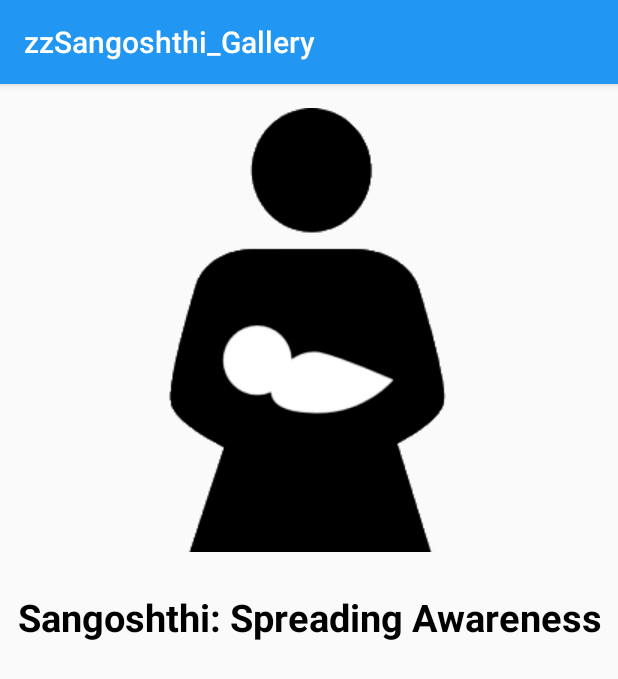
After one commit to varunj/Sangoshthi_Gallery, an Android app: the SplashScreenActivity screen opened directly, with no data from a screen before it, on a phone screen of 412 x 824 dp. The commit adds this screen. Shown: the top 679 px of the screen. Run offline under Robolectric (Android 15) with nearby library versions, the phone set to English and light mode, and no system bars; 1 statement that could not run was skipped.

Commit message:
Bugs Fixed 1

```diff
--- a/app/src/main/AndroidManifest.xml
+++ b/app/src/main/AndroidManifest.xml
@@ -11,13 +11,14 @@
         android:supportsRtl="true"
         android:theme="@style/AppTheme">
 
-        <activity android:name="io.gihub.varunj.sangoshthi_gallery.Activities.LoginActivity" android:screenOrientation="portrait">
+        <activity android:name="io.gihub.varunj.sangoshthi_gallery.Activities.SplashScreenActivity" android:screenOrientation="portrait">
             <intent-filter>
                 <action android:name="android.intent.action.MAIN"/>
                 <category android:name="android.intent.category.LAUNCHER"/>
             </intent-filter>
         </activity>
 
+        <activity android:name="io.gihub.varunj.sangoshthi_gallery.Activities.LoginActivity" android:screenOrientation="portrait"/>
         <activity android:name="io.gihub.varunj.sangoshthi_gallery.Activities.TopicsListActivity" android:screenOrientation="portrait"/>
         <activity android:name="io.gihub.varunj.sangoshthi_gallery.Activities.MediaListActivity" android:screenOrientation="portrait"/>
         <activity android:name="io.gihub.varunj.sangoshthi_gallery.MediaActivities.AudioVideoActivity" android:screenOrientation="landscape"/>
--- /dev/null
+++ b/app/src/main/java/io/gihub/varunj/sangoshthi_gallery/Activities/SplashScreenActivity.java
@@ -0,0 +1,34 @@
+package io.gihub.varunj.sangoshthi_gallery.Activities;
+
+import android.app.Activity;
+import android.content.Intent;
+import android.os.Bundle;
+import android.os.Handler;
+import android.support.v7.app.AppCompatActivity;
+
+import io.gihub.varunj.sangoshthi_gallery.R;
+
+/**
+ * Created by Varun Jain on 27-Sep-17.
+ */
+
+public class SplashScreenActivity extends AppCompatActivity {
+
+    private final int SPLASH_DISPLAY_LENGTH = 500;
+
+    @Override
+    protected void onCreate(Bundle savedInstanceState) {
+        super.onCreate(savedInstanceState);
+        setContentView(R.layout.activity_splash_screen);
+
+        new Handler().postDelayed(new Runnable(){
+            @Override
+            public void run() {
+                /* Create an Intent that will start the Menu-Activity. */
+                Intent mainIntent = new Intent(SplashScreenActivity.this ,LoginActivity.class);
+                SplashScreenActivity.this.startActivity(mainIntent);
+                SplashScreenActivity.this.finish();
+            }
+        }, SPLASH_DISPLAY_LENGTH);
+    }
+}
--- a/app/src/main/res/layout/activity_media_list.xml
+++ b/app/src/main/res/layout/activity_media_list.xml
@@ -14,7 +14,8 @@
         android:textSize="25sp"
         android:textColor="@color/colorBlack"
         android:textStyle="bold"
-        android:layout_margin="10dp"/>
+        android:layout_margin="10dp"
+        android:id="@+id/topics_actvity_title"/>
 
     <android.support.v7.widget.RecyclerView
         android:id="@+id/rv_media"
--- /dev/null
+++ b/app/src/main/res/layout/activity_splash_screen.xml
@@ -0,0 +1,28 @@
+<?xml version="1.0" encoding="utf-8"?>
+<RelativeLayout xmlns:android="http://schemas.android.com/apk/res/android"
+    xmlns:tools="http://schemas.android.com/tools"
+    android:layout_width="fill_parent"
+    android:layout_height="fill_parent"
+    tools:context="io.gihub.varunj.sangoshthi_gallery.Activities.SplashScreenActivity">
+
+    <ImageView
+        android:id="@+id/imageview_splashscreen"
+        android:layout_width="wrap_content"
+        android:layout_height="wrap_content"
+        android:src="@drawable/icon_splashscreen"
+        android:layout_centerHorizontal="true"
+        android:layout_margin="16dp"/>
+
+    <TextView
+        android:layout_width="wrap_content"
+        android:layout_height="wrap_content"
+        android:text="@string/splash_screen"
+        android:textSize="25sp"
+        android:textColor="@color/colorBlack"
+        android:textStyle="bold"
+        android:layout_margin="10dp"
+        android:layout_below="@+id/imageview_splashscreen"
+        android:layout_centerHorizontal="true"
+        android:gravity="center"/>
+
+</RelativeLayout>
--- a/app/src/main/res/layout/fragment_topics_list_row.xml
+++ b/app/src/main/res/layout/fragment_topics_list_row.xml
@@ -12,6 +12,11 @@
         android:layout_height="match_parent"
         android:gravity="center"
         android:orientation="horizontal">
+
+        <ImageView
+            android:id="@+id/iv_topics"
+            android:layout_width="wrap_content"
+            android:layout_height="wrap_content" />
 
         <TextView
             android:id="@+id/tv_topics"
--- a/app/src/main/res/values/strings.xml
+++ b/app/src/main/res/values/strings.xml
@@ -4,15 +4,18 @@
     <string name="dropbox_path">/Android/data/com.dropbox.android/files/u704278258/scratch/Sangoshthi_Gallery/</string>
     <string name="dropbox_access_path">/Android/data/com.dropbox.android/files/u704278258/scratch/Sangoshthi_Gallery/logs/access.txt/</string>
     <string name="dropbox_logs_path">/Android/data/com.dropbox.android/files/u704278258/scratch/Sangoshthi_Gallery/logs/log_</string>
+    <string name="dropbox_icons_path">/Android/data/com.dropbox.android/files/u704278258/scratch/Sangoshthi_Gallery/logs/log_</string>
 
     <string name="register_minLen_name">1</string>
     <string name="register_len_phoneNum">10</string>
 
     <string name="toast_wrong_name">Enter Name</string>
     <string name="toast_wrong_phoneNum">Enter Your 10 Digit Phone Number</string>
+    <string name="toast_unauth_phoneNum">Phone Number not Authorised</string>
     <string name="toast_access_file">Check Dropbox Access File</string>
 
-    <string name="topics_gallery_home_title">Topics List</string>
+    <string name="splash_screen">Sangoshthi: Spreading Awareness</string>
+    <string name="topics_gallery_home_title">Sangoshthi Gallery</string>
     <string name="topics_actvity_title">Media List</string>
     <string name="placeholder_tv_file_name">file_name.mp4</string>
     <string name="topics_actvity_item_title">Media Name</string>
```
Also changed, not shown: app/src/main/java/io/gihub/varunj/sangoshthi_gallery/Activities/LoginActivity.java (+33 -2 lines), app/src/main/java/io/gihub/varunj/sangoshthi_gallery/Activities/MediaListActivity.java (+7 -0 lines), app/src/main/java/io/gihub/varunj/sangoshthi_gallery/Activities/TopicsListActivity.java (+26 -1 lines), app/src/main/java/io/gihub/varunj/sangoshthi_gallery/Adapters/MediaListAdapter.java (+6 -5 lines), app/src/main/java/io/gihub/varunj/sangoshthi_gallery/Adapters/TopicsListAdapter.java (+22 -1 lines), app/src/main/java/io/gihub/varunj/sangoshthi_gallery/MediaActivities/AudioVideoActivity.java (+9 -13 lines), app/src/main/java/io/gihub/varunj/sangoshthi_gallery/MediaActivities/ImageActivity.java (+0 -9 lines), app/src/main/res/drawable/icon_pause.png (added), app/src/main/res/drawable/icon_splashscreen.png (added), 1 other file.
